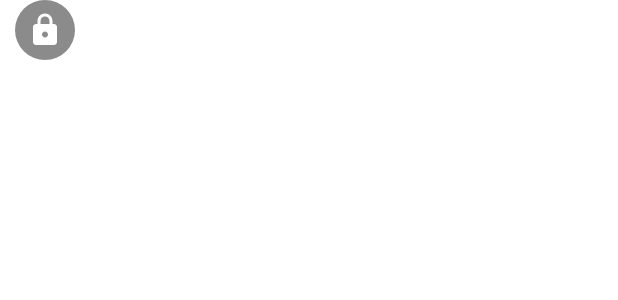
After one commit to ildafm/Mediapad, an Android app: the layout icon_layout.xml on its own in the app's theme, with its tools: preview values and no code run, on a phone screen of 412 x 824 dp. The commit adds this screen. Shown: the top 300 px of the screen. Run offline under Robolectric (Android 15) with nearby library versions, the phone set to English and light mode, and no system bars; Roboto replaces fonts that are not available here.

Commit message:
<Update icon horizontal (Rotate, Mute, Night Mode

```diff
--- /dev/null
+++ b/app/src/main/res/drawable/ic_night_mode.xml
@@ -0,0 +1,6 @@
+<vector android:height="24dp" android:tint="#FFFFFF"
+    android:viewportHeight="24" android:viewportWidth="24"
+    android:width="24dp" xmlns:android="http://schemas.android.com/apk/res/android">
+    <path android:fillColor="@android:color/white" android:pathData="M11.1,12.08c-2,-3.88 -0.92,-7.36 0.07,-9.27c0.19,-0.36 -0.12,-0.77 -0.53,-0.72C5.62,2.77 1.78,7.16 1.99,12.41c0.01,0 0.01,0 0.01,0.01C2.62,12.15 3.29,12 4,12c1.66,0 3.18,0.83 4.1,2.15C9.77,14.63 11,16.17 11,18c0,1.52 -0.87,2.83 -2.12,3.51c0.98,0.32 2.03,0.5 3.11,0.5c3.13,0 5.92,-1.44 7.76,-3.69c0.26,-0.32 0.04,-0.79 -0.37,-0.82C16.89,17.37 13.1,15.97 11.1,12.08z"/>
+    <path android:fillColor="@android:color/white" android:pathData="M7,16l-0.18,0C6.4,14.84 5.3,14 4,14c-1.66,0 -3,1.34 -3,3s1.34,3 3,3c0.62,0 2.49,0 3,0c1.1,0 2,-0.9 2,-2C9,16.9 8.1,16 7,16z"/>
+</vector>
--- /dev/null
+++ b/app/src/main/res/drawable/ic_right.xml
@@ -0,0 +1,5 @@
+<vector android:height="24dp" android:tint="#FFFFFF"
+    android:viewportHeight="24" android:viewportWidth="24"
+    android:width="24dp" xmlns:android="http://schemas.android.com/apk/res/android">
+    <path android:fillColor="@android:color/white" android:pathData="M9.29,6.71c-0.39,0.39 -0.39,1.02 0,1.41L13.17,12l-3.88,3.88c-0.39,0.39 -0.39,1.02 0,1.41 0.39,0.39 1.02,0.39 1.41,0l4.59,-4.59c0.39,-0.39 0.39,-1.02 0,-1.41L10.7,6.7c-0.38,-0.38 -1.02,-0.38 -1.41,0.01z"/>
+</vector>
--- /dev/null
+++ b/app/src/main/res/drawable/ic_rotate.xml
@@ -0,0 +1,5 @@
+<vector android:height="24dp" android:tint="#FFFFFF"
+    android:viewportHeight="24" android:viewportWidth="24"
+    android:width="24dp" xmlns:android="http://schemas.android.com/apk/res/android">
+    <path android:fillColor="@android:color/white" android:pathData="M10.23,1.75c-0.59,-0.59 -1.54,-0.59 -2.12,0L1.75,8.11c-0.59,0.59 -0.59,1.54 0,2.12l12.02,12.02c0.59,0.59 1.54,0.59 2.12,0l6.36,-6.36c0.59,-0.59 0.59,-1.54 0,-2.12L10.23,1.75zM14.12,20.48L3.52,9.88c-0.39,-0.39 -0.39,-1.02 0,-1.41l4.95,-4.95c0.39,-0.39 1.02,-0.39 1.41,0l10.61,10.61c0.39,0.39 0.39,1.02 0,1.41l-4.95,4.95c-0.39,0.38 -1.03,0.38 -1.42,-0.01zM17.61,1.4C16.04,0.57 14.06,-0.03 11.81,0.02c-0.18,0 -0.26,0.22 -0.14,0.35l3.48,3.48 1.33,-1.33c3.09,1.46 5.34,4.37 5.89,7.86 0.06,0.41 0.44,0.69 0.86,0.62 0.41,-0.06 0.69,-0.45 0.62,-0.86 -0.6,-3.8 -2.96,-7 -6.24,-8.74zM8.85,20.16l-1.33,1.33c-3.09,-1.46 -5.34,-4.37 -5.89,-7.86 -0.06,-0.41 -0.44,-0.69 -0.86,-0.62 -0.41,0.06 -0.69,0.45 -0.62,0.86 0.6,3.81 2.96,7.01 6.24,8.75 1.57,0.83 3.55,1.43 5.8,1.38 0.18,0 0.26,-0.22 0.14,-0.35l-3.48,-3.49z"/>
+</vector>
--- /dev/null
+++ b/app/src/main/res/drawable/ic_volume.xml
@@ -0,0 +1,5 @@
+<vector android:height="24dp" android:tint="#FFFFFF"
+    android:viewportHeight="24" android:viewportWidth="24"
+    android:width="24dp" xmlns:android="http://schemas.android.com/apk/res/android">
+    <path android:fillColor="@android:color/white" android:pathData="M3.63,3.63c-0.39,0.39 -0.39,1.02 0,1.41L7.29,8.7 7,9L4,9c-0.55,0 -1,0.45 -1,1v4c0,0.55 0.45,1 1,1h3l3.29,3.29c0.63,0.63 1.71,0.18 1.71,-0.71v-4.17l4.18,4.18c-0.49,0.37 -1.02,0.68 -1.6,0.91 -0.36,0.15 -0.58,0.53 -0.58,0.92 0,0.72 0.73,1.18 1.39,0.91 0.8,-0.33 1.55,-0.77 2.22,-1.31l1.34,1.34c0.39,0.39 1.02,0.39 1.41,0 0.39,-0.39 0.39,-1.02 0,-1.41L5.05,3.63c-0.39,-0.39 -1.02,-0.39 -1.42,0zM19,12c0,0.82 -0.15,1.61 -0.41,2.34l1.53,1.53c0.56,-1.17 0.88,-2.48 0.88,-3.87 0,-3.83 -2.4,-7.11 -5.78,-8.4 -0.59,-0.23 -1.22,0.23 -1.22,0.86v0.19c0,0.38 0.25,0.71 0.61,0.85C17.18,6.54 19,9.06 19,12zM10.29,5.71l-0.17,0.17L12,7.76L12,6.41c0,-0.89 -1.08,-1.33 -1.71,-0.7zM16.5,12c0,-1.77 -1.02,-3.29 -2.5,-4.03v1.79l2.48,2.48c0.01,-0.08 0.02,-0.16 0.02,-0.24z"/>
+</vector>
--- a/app/src/main/res/layout/custom_playback_view.xml
+++ b/app/src/main/res/layout/custom_playback_view.xml
@@ -52,6 +52,12 @@
                 android:src="@drawable/ic_more" />
 
         </LinearLayout>
+        <androidx.recyclerview.widget.RecyclerView
+            android:id="@+id/rcv_icon"
+            android:layout_width="wrap_content"
+            android:layout_height="wrap_content"
+            android:layout_below="@+id/toolbar"
+            android:layout_alignParentStart="true"/>
         <RelativeLayout
             android:id="@+id/progress"
             android:layout_width="match_parent"
--- /dev/null
+++ b/app/src/main/res/layout/icon_layout.xml
@@ -0,0 +1,29 @@
+<?xml version="1.0" encoding="utf-8"?>
+<RelativeLayout xmlns:android="http://schemas.android.com/apk/res/android"
+    android:layout_width="wrap_content"
+    android:layout_height="wrap_content"
+    android:orientation="vertical">
+
+    <ImageView
+        android:id="@+id/playback_icon"
+        android:layout_width="40dp"
+        android:layout_height="40dp"
+        android:scaleType="centerInside"
+        android:layout_centerHorizontal="true"
+        android:background="@drawable/ripple_circle"
+        android:src="@drawable/ic_lock"
+        />
+
+    <TextView
+        android:id="@+id/icon_title"
+        android:layout_width="60dp"
+        android:layout_height="wrap_content"
+        android:layout_marginTop="4dp"
+        android:gravity="center"
+        android:layout_centerHorizontal="true"
+        android:text="Background Icon"
+        android:layout_below="@+id/playback_icon"
+        android:textColor="@color/white"
+        android:textSize="10sp"/>
+
+</RelativeLayout>
```
Also changed, not shown: app/src/main/java/com/kelompok06_RPL/mediapad/IconModel.java (added, +27 -0 lines), app/src/main/java/com/kelompok06_RPL/mediapad/PlaybackIconAdapter.java (added, +53 -0 lines), app/src/main/java/com/kelompok06_RPL/mediapad/VideoPlayerActivity.java (+19 -0 lines).
